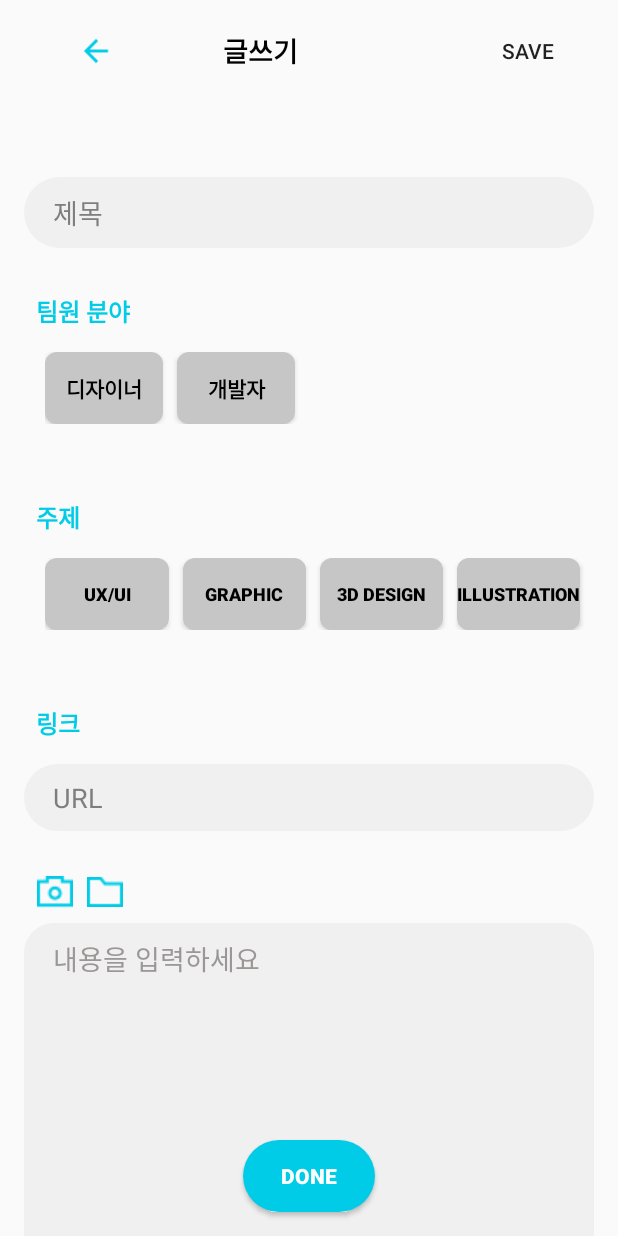
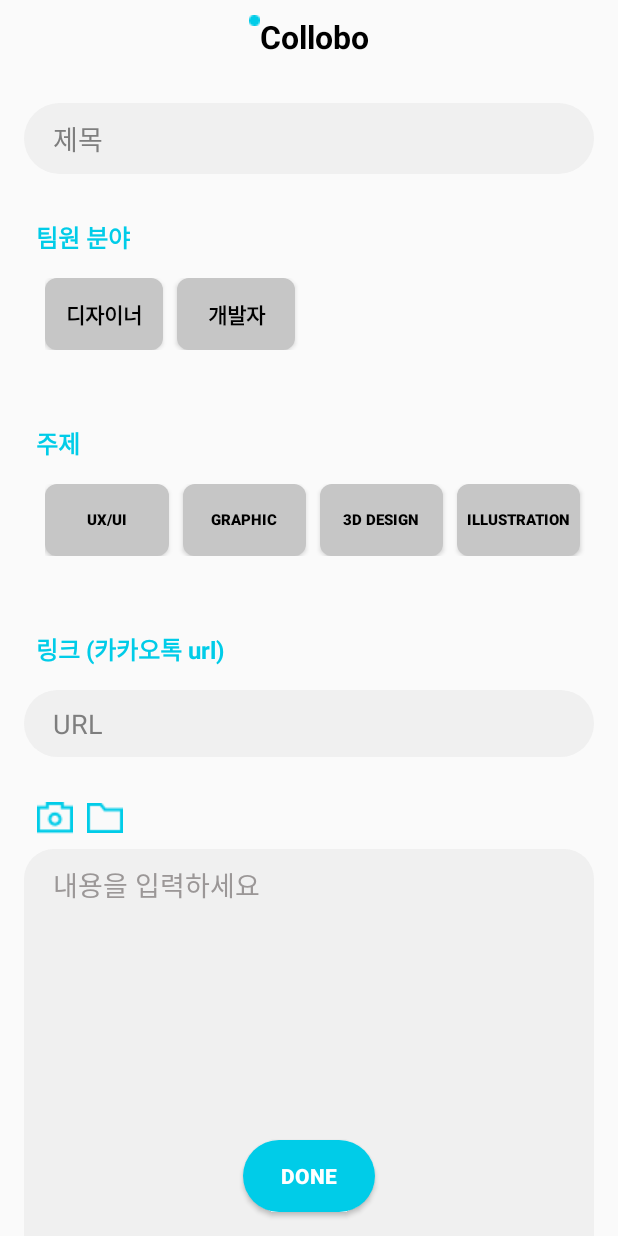
Before and after one commit to EJ-pro/Collobo-Station, an Android app: the Team_Write_Activity screen opened directly, with no data from a screen before it, on a phone screen of 412 x 824 dp. Run offline under Robolectric (Android 15) with nearby library versions, the phone set to English and light mode, and no system bars; our stand-ins replace Firebase (no records; nobody signed in at launch, a user with empty details on screens opened directly).

Commit message:
데이터 수정

```diff
--- a/app/src/main/res/layout/activity_team_write.xml
+++ b/app/src/main/res/layout/activity_team_write.xml
@@ -16,49 +16,27 @@
                 android:layout_width="match_parent"
                 android:layout_height="wrap_content"
                 android:orientation="vertical">
-                <!-- 상단 영역 -->
+
+                <!-- 중앙 제목 -->
                 <LinearLayout
                     android:layout_width="match_parent"
                     android:layout_height="wrap_content"
-                    android:gravity="center"
+                    android:layout_gravity="center"
                     android:paddingTop="10dp"
-                    android:orientation="horizontal">
-
-                    <LinearLayout
-                        android:layout_width="wrap_content"
-                        android:layout_height="wrap_content"
                     android:gravity="center"
                     android:layout_weight="1">
                     <ImageView
                         android:layout_width="wrap_content"
                         android:layout_height="wrap_content"
-                            android:src="@drawable/create_back_button_image"/>
-                    </LinearLayout>
-                    <LinearLayout
-                        android:layout_width="wrap_content"
-                        android:layout_height="wrap_content"
-                        android:gravity="center"
-                        android:layout_weight="1">
+                        android:src="@drawable/image_team_dot"
+                        android:layout_gravity="top" />
                     <TextView
                         android:layout_width="wrap_content"
                         android:layout_height="wrap_content"
-                            android:text="글쓰기"
                         android:textColor="@color/black"
+                        android:textSize="21sp"
                         android:textStyle="bold"
-                            android:textSize="18sp"/>
-                    </LinearLayout>
-                        <LinearLayout
-                            android:layout_width="wrap_content"
-                            android:layout_height="wrap_content"
-                            android:gravity="right"
-                            android:layout_weight="1">
-
-                    <Button
-                        android:layout_width="wrap_content"
-                        android:layout_height="wrap_content"
-                        android:text="Save"
-                        android:background="@android:color/transparent"/>
-                    </LinearLayout>
+                        android:text="Collobo" />
                 </LinearLayout>
 
                 <!-- EditView -->
@@ -69,7 +47,7 @@
                     android:id="@+id/editTextTitle"
                     android:layout_width="match_parent"
                     android:layout_height="wrap_content"
-                    android:layout_marginTop="60dp"
+                    android:layout_marginTop="30dp"
                     android:layout_marginBottom="30dp"
                     android:background="@drawable/team_write_background"
                     android:hint="  제목"
@@ -157,7 +135,7 @@
                         android:textColor="@android:color/black"
                         android:layout_weight="1"
                         android:textStyle="bold"
-                        android:textSize="12sp"
+                        android:textSize="10sp"
                         android:background="@drawable/unselected_button_background"
                         android:layout_marginRight="9dp"/>
 
@@ -170,7 +148,7 @@
                         android:textColor="@android:color/black"
                         android:layout_weight="1"
                         android:textStyle="bold"
-                        android:textSize="12sp"
+                        android:textSize="10sp"
                         android:background="@drawable/unselected_button_background"
                         android:layout_marginRight="9dp"/>
 
@@ -182,7 +160,7 @@
                         android:textColor="@android:color/black"
                         android:layout_weight="1"
                         android:textStyle="bold"
-                        android:textSize="12sp"
+                        android:textSize="10sp"
                         android:background="@drawable/unselected_button_background"
                         android:layout_marginRight="9dp"/>
 
@@ -194,7 +172,7 @@
                         android:textColor="@android:color/black"
                         android:layout_weight="1"
                         android:textStyle="bold"
-                        android:textSize="12sp"
+                        android:textSize="10sp"
                         android:background="@drawable/unselected_button_background"
                         android:layout_marginRight="9dp"/>
                 </LinearLayout>
@@ -207,7 +185,7 @@
                     android:layout_height="wrap_content"
                     android:layout_marginLeft="8dp"
                     android:layout_marginBottom="15dp"
-                    android:text="링크"
+                    android:text="링크 (카카오톡 url)"
                     android:textColor="@color/maincolor"
                     android:textSize="16sp"
                     android:textStyle="bold" />
```
Also changed, not shown: app/src/main/java/com/example/collobo_station/AutoUploadActivity.kt (+15 -13 lines), app/src/main/java/com/example/collobo_station/Fragment/Home/Fragment_Home.kt (+8 -8 lines), app/src/main/java/com/example/collobo_station/Fragment/Splash/Fragment_User.kt (+45 -2 lines), app/src/main/res/drawable/edit_text_background.xml (added, +7 -0 lines), app/src/main/res/layout/dialog_add_memo.xml (+15 -6 lines), app/src/main/res/layout/dialog_edit_memo.xml (+15 -4 lines), app/src/main/res/layout/dialog_edit_profile.xml (+9 -9 lines), app/src/main/res/layout/fragment_home.xml (+0 -38 lines), app/src/main/res/layout/fragment_my_page.xml (+19 -16 lines). Lines whose indentation alone changed are shown as unchanged.
